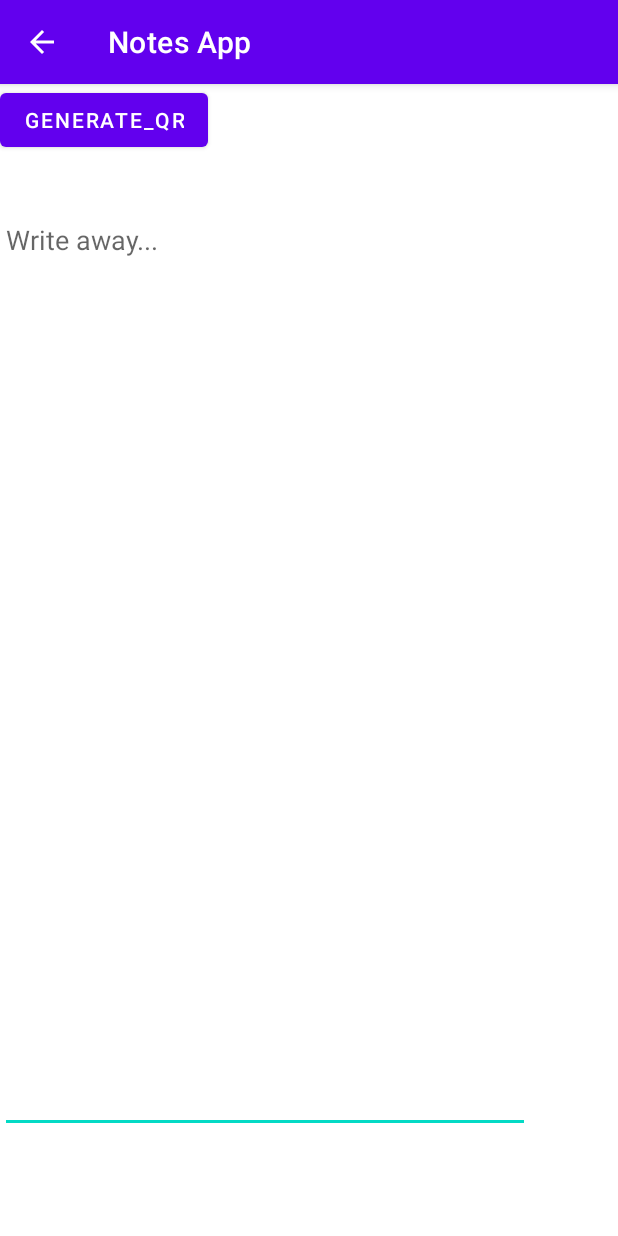
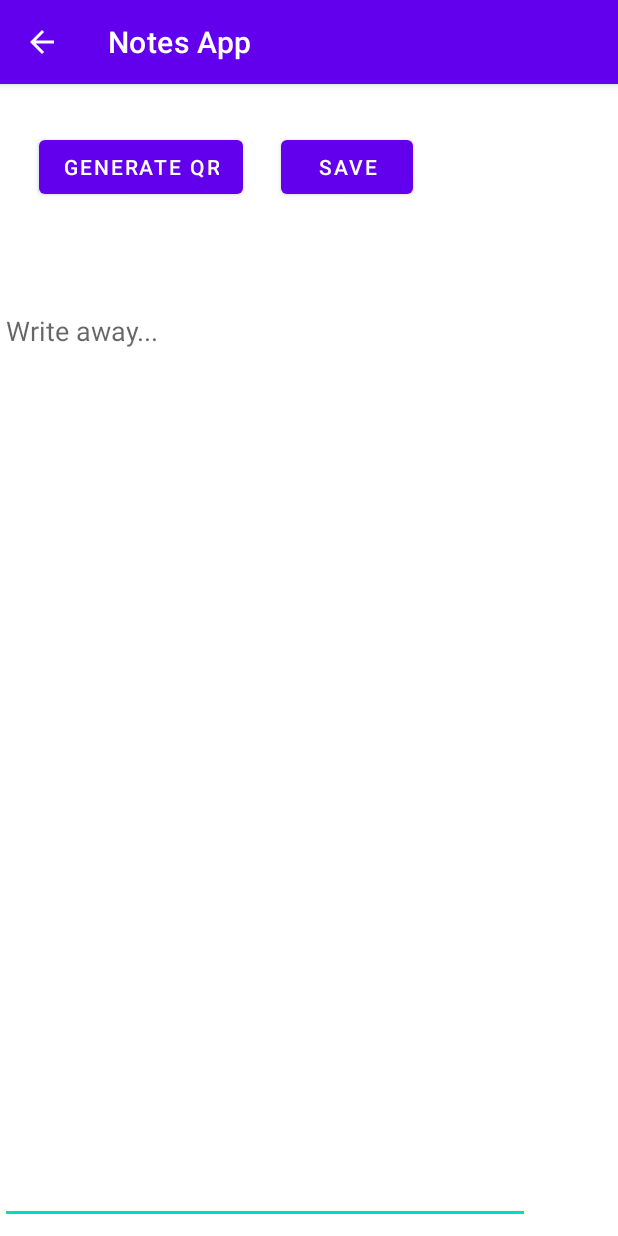
Before and after one commit to choboribi/noteapp, an Android app: the NoteViewActivity screen opened directly, with no data from a screen before it, on a phone screen of 412 x 824 dp. Run offline under Robolectric (Android 15) with nearby library versions, the phone set to English and light mode, and no system bars; our stand-ins replace Room's generated code; 1 statement that could not run was skipped.

Commit message:
quitters always win

```diff
--- a/app/src/main/java/com/example/notesapp/NoteViewActivity.kt
+++ b/app/src/main/java/com/example/notesapp/NoteViewActivity.kt
@@ -9,6 +9,7 @@ import androidx.room.Room
 import com.example.notesapp.databinding.ActivityMainBinding
 import com.example.notesapp.databinding.ActivityNoteViewBinding
 import com.example.notesapp.NoteViewActivity
+import com.google.android.material.snackbar.Snackbar
 import entities.NoteDao
 import entities.Note
 import kotlinx.coroutines.launch
@@ -38,6 +39,19 @@ class NoteViewActivity : AppCompatActivity() {
             startActivity(intent)
 
         }
+
+        binding.save.setOnClickListener {
+
+            runOnIO {
+                var tempNote = db.noteDao().getNote(intent.getLongExtra("note", -1))
+                tempNote.body = binding.editTextTextMultiLine.text.toString()
+                db.noteDao().update(tempNote)
+            }
+
+            var snackbar: Snackbar
+            snackbar = Snackbar.make(binding.root, "Saving...", 1)
+
+        }
     }
 
     override fun onStop() {
--- a/app/src/main/res/layout/activity_note_view.xml
+++ b/app/src/main/res/layout/activity_note_view.xml
@@ -9,21 +9,44 @@
 
     <EditText
         android:id="@+id/editTextTextMultiLine"
-        android:hint="Write away..."
         android:layout_width="353dp"
         android:layout_height="618dp"
-        android:layout_marginTop="33dp"
+        android:layout_marginBottom="8dp"
         android:ems="10"
         android:gravity="start|top"
+        android:hint="Write away..."
         android:inputType="textMultiLine"
-        app:layout_constraintTop_toBottomOf="@+id/generate_qr"
+        app:layout_constraintBottom_toBottomOf="parent"
         tools:layout_editor_absoluteX="29dp" />
 
-    <Button
-        android:id="@+id/generate_qr"
-        android:layout_width="wrap_content"
-        android:layout_height="wrap_content"
-        android:text="generate_qr"
-        tools:layout_editor_absoluteX="16dp"
-        tools:layout_editor_absoluteY="16dp" />
+    <androidx.constraintlayout.widget.ConstraintLayout
+        android:id="@+id/buttonFrame"
+        android:layout_width="283dp"
+        android:layout_height="71dp"
+        android:layout_marginBottom="8dp"
+        app:layout_constraintBottom_toTopOf="@+id/editTextTextMultiLine"
+        app:layout_constraintTop_toTopOf="parent"
+        tools:layout_editor_absoluteX="64dp">
+
+        <Button
+            android:id="@+id/generate_qr"
+            android:layout_width="wrap_content"
+            android:layout_height="wrap_content"
+            android:layout_marginStart="8dp"
+            android:layout_marginEnd="8dp"
+            android:text="Generate QR"
+            app:layout_constraintEnd_toStartOf="@+id/save"
+            app:layout_constraintStart_toStartOf="parent"
+            tools:layout_editor_absoluteY="15dp" />
+
+        <Button
+            android:id="@+id/save"
+            android:layout_width="wrap_content"
+            android:layout_height="wrap_content"
+            android:layout_marginEnd="8dp"
+            android:text="Save"
+            app:layout_constraintEnd_toEndOf="parent"
+            tools:layout_editor_absoluteY="15dp" />
+    </androidx.constraintlayout.widget.ConstraintLayout>
+
 </androidx.constraintlayout.widget.ConstraintLayout>
```
Also changed, not shown: 1 other file.
